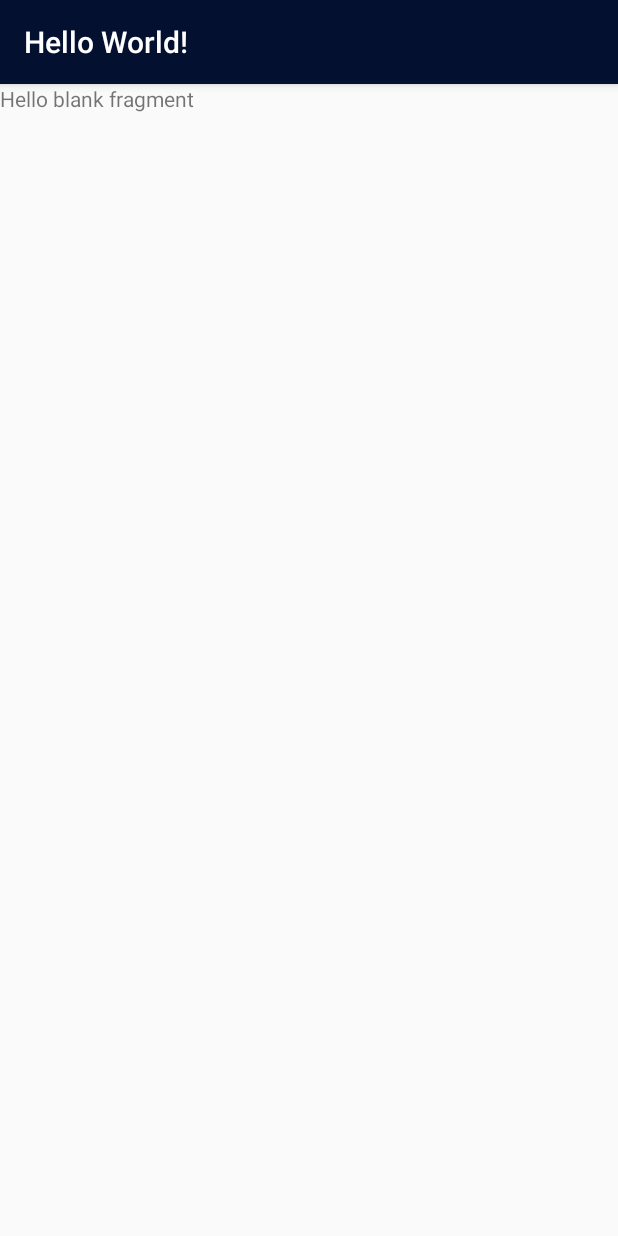
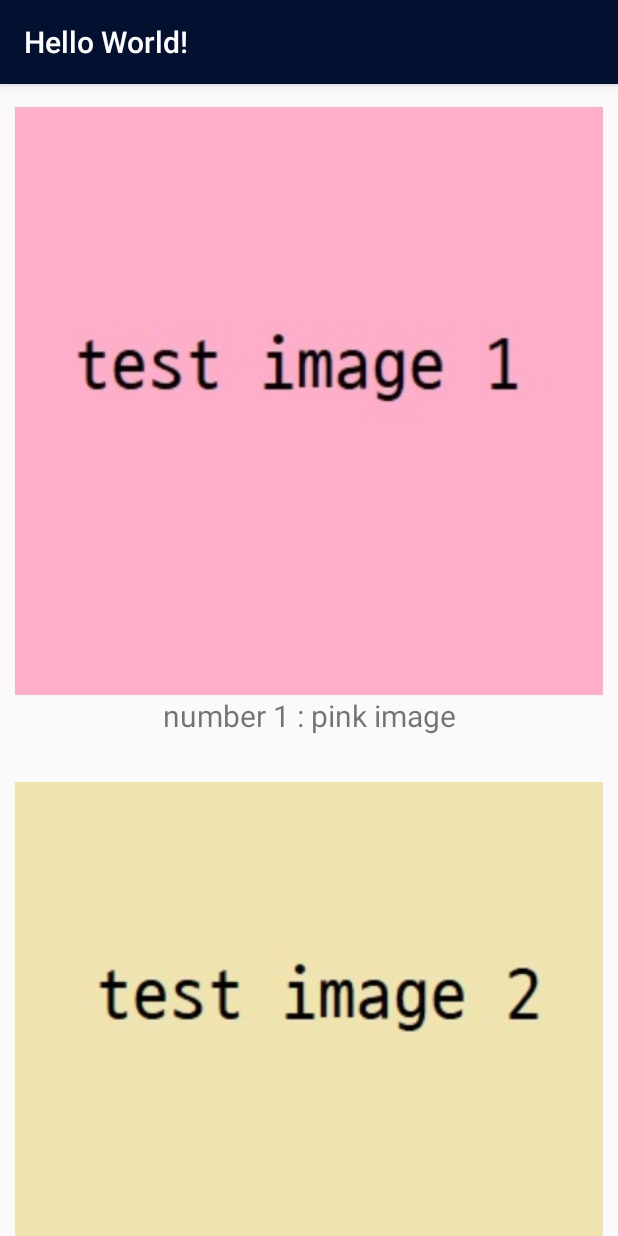
Before and after one commit to gjrud1470/MadWeek2, an Android app: the fragment ImageFragment shown on its own in the app's theme, on a phone screen of 412 x 824 dp. Run offline under Robolectric (Android 15) with nearby library versions, the phone set to English and light mode, and no system bars.

Commit message:
show 3 images

```diff
--- a/app/src/main/java/com/example/myapplication/ImageFragment.kt
+++ b/app/src/main/java/com/example/myapplication/ImageFragment.kt
@@ -6,18 +6,32 @@ import androidx.fragment.app.Fragment
 import android.view.LayoutInflater
 import android.view.View
 import android.view.ViewGroup
+import androidx.core.content.ContextCompat.getDrawable
+import androidx.recyclerview.widget.*
 
-/**
- * A simple [Fragment] subclass.
- */
 class ImageFragment : Fragment() {
+
+    val image_list : ArrayList<ImageItem> = ArrayList()
+    lateinit var ImageRecyclerView : RecyclerView
 
     override fun onCreateView(
         inflater: LayoutInflater, container: ViewGroup?,
         savedInstanceState: Bundle?
     ): View? {
         // Inflate the layout for this fragment
-        return inflater.inflate(R.layout.fragment_image, container, false)
+
+        image_list.add(ImageItem(getResources().getDrawable(R.drawable.image01)!!, getString(R.string.title01)))
+        image_list.add(ImageItem(getResources().getDrawable(R.drawable.image02)!!, getString(R.string.title02)))
+        image_list.add(ImageItem(getResources().getDrawable(R.drawable.image03)!!, getString(R.string.title03)))
+
+        var rootView = inflater.inflate(R.layout.fragment_image, container, false)
+
+        ImageRecyclerView = rootView.findViewById(R.id.recyclerView!!)as RecyclerView
+        ImageRecyclerView.layoutManager = LinearLayoutManager(requireContext())
+        ImageRecyclerView.adapter = ImageRecyclerAdapter(image_list)
+
+        return rootView
+
     }
 
 
--- /dev/null
+++ b/app/src/main/java/com/example/myapplication/ImageItem.kt
@@ -0,0 +1,6 @@
+package com.example.myapplication
+
+import android.graphics.drawable.Drawable
+
+class ImageItem(val image: Drawable, val title: String) {
+}
--- /dev/null
+++ b/app/src/main/java/com/example/myapplication/ImageRecyclerAdapter.kt
@@ -0,0 +1,47 @@
+package com.example.myapplication
+
+import android.view.LayoutInflater
+import android.view.View
+import android.view.ViewGroup
+import android.widget.Toast
+import androidx.recyclerview.widget.RecyclerView
+import kotlinx.android.synthetic.main.list_imageitem.view.*
+
+class ImageRecyclerAdapter(private val items: ArrayList<ImageItem>) :
+    RecyclerView.Adapter<ImageRecyclerAdapter.ViewHolder>() {
+
+    override fun getItemCount(): Int {
+        // return items.size()
+        return 3
+    }
+
+    override fun onBindViewHolder(holder: ImageRecyclerAdapter.ViewHolder, position: Int) {
+        val item = items[position]
+        val listener = View.OnClickListener {it ->
+            Toast.makeText(it.context, "Clicked: ${item.title}", Toast.LENGTH_SHORT).show()
+        }
+        holder.apply {
+            bind(listener, item)
+            itemView.tag = item
+        }
+    }
+
+    override fun onCreateViewHolder(parent: ViewGroup, viewType: Int):
+            ImageRecyclerAdapter.ViewHolder {
+        /*val inflatedView = LayoutInflater.from(parent.context)
+            .inflate(R.layout.list_imageitem, parent, false)*/
+        return ImageRecyclerAdapter.ViewHolder(LayoutInflater.from(parent.context)
+            .inflate(R.layout.list_imageitem, parent, false))
+    }
+
+    class ViewHolder(v: View) : RecyclerView.ViewHolder(v) {
+
+        private var view: View = v
+
+        fun bind(listener: View.OnClickListener, item: ImageItem) {
+            view.thumbnail.setImageDrawable(item.image)
+            view.title.text = item.title
+            view.setOnClickListener(listener)
+        }
+    }
+}
--- a/app/src/main/java/com/example/myapplication/ui/main/SectionsPagerAdapter.kt
+++ b/app/src/main/java/com/example/myapplication/ui/main/SectionsPagerAdapter.kt
@@ -40,7 +40,7 @@ class SectionsPagerAdapter(private val context: Context, fm: FragmentManager)
     }
 
     override fun getCount(): Int {
-        // Show 2 total pages.
+        // Show 4 total pages.
         return 4
     }
 }
--- a/app/src/main/res/layout/fragment_image.xml
+++ b/app/src/main/res/layout/fragment_image.xml
@@ -1,14 +1,19 @@
 <?xml version="1.0" encoding="utf-8"?>
-<FrameLayout xmlns:android="http://schemas.android.com/apk/res/android"
+<LinearLayout
+    xmlns:android="http://schemas.android.com/apk/res/android"
     xmlns:tools="http://schemas.android.com/tools"
+    xmlns:app="http://schemas.android.com/apk/res-auto"
     android:layout_width="match_parent"
     android:layout_height="match_parent"
-    tools:context=".ImageFragment">
+    android:orientation="vertical"
+    tools:context=".MainActivity">
 
-    <!-- TODO: Update blank fragment layout -->
-    <TextView
+    <androidx.recyclerview.widget.RecyclerView
+        android:id="@+id/recyclerView"
         android:layout_width="match_parent"
         android:layout_height="match_parent"
-        android:text="@string/hello_blank_fragment" />
+        android:clipToPadding="false"
+        app:layoutManager="androidx.recyclerview.widget.LinearLayoutManager"
+        tools:listitem="@layout/list_imageitem"/>
 
-</FrameLayout>
+</LinearLayout>
--- /dev/null
+++ b/app/src/main/res/layout/list_imageitem.xml
@@ -0,0 +1,30 @@
+<?xml version="1.0" encoding="utf-8"?>
+<androidx.constraintlayout.widget.ConstraintLayout
+    xmlns:app="http://schemas.android.com/apk/res-auto"
+    xmlns:android="http://schemas.android.com/apk/res/android"
+    android:layout_width="match_parent"
+    android:layout_height="wrap_content"
+    android:paddingLeft="10dp"
+    android:paddingRight="10dp"
+    android:paddingTop="15dp"
+    android:paddingBottom="15dp">
+
+    <ImageView
+        android:id="@+id/thumbnail"
+        android:layout_width="match_parent"
+        android:layout_height="wrap_content"
+        app:layout_constraintLeft_toLeftOf="parent"
+        app:layout_constraintRight_toRightOf="parent"
+        app:layout_constraintTop_toTopOf="parent"
+        android:adjustViewBounds="true"/>
+
+    <TextView
+        android:id="@+id/title"
+        android:layout_width="wrap_content"
+        android:layout_height="wrap_content"
+        android:textSize="20sp"
+        app:layout_constraintTop_toBottomOf="@+id/thumbnail"
+        app:layout_constraintLeft_toLeftOf="parent"
+        app:layout_constraintRight_toRightOf="parent"/>
+
+</androidx.constraintlayout.widget.ConstraintLayout>
--- a/app/src/main/res/values/strings.xml
+++ b/app/src/main/res/values/strings.xml
@@ -7,4 +7,9 @@
 
     <!-- TODO: Remove or change this placeholder text -->
     <string name="hello_blank_fragment">Hello blank fragment</string>
+
+    <string name="title01">number 1 : pink image</string>
+    <string name="title02">number 2 : yellow image</string>
+    <string name="title03">number 3 : purple image</string>
+
 </resources>
```
Also changed, not shown: app/src/main/res/drawable/image01.jpg (added), app/src/main/res/drawable/image02.jpg (added), app/src/main/res/drawable/image03.jpg (added).
